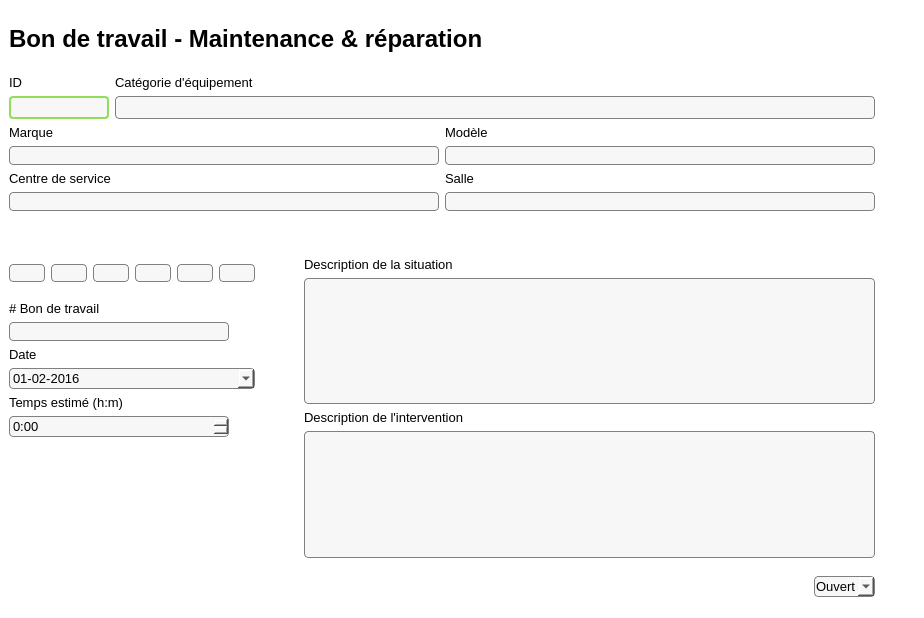
First picture: the form in Interface/FenêtresEnUI/BdT3.ui, repository ProjetPC2/SIMM2.0-DEV, before the edit.
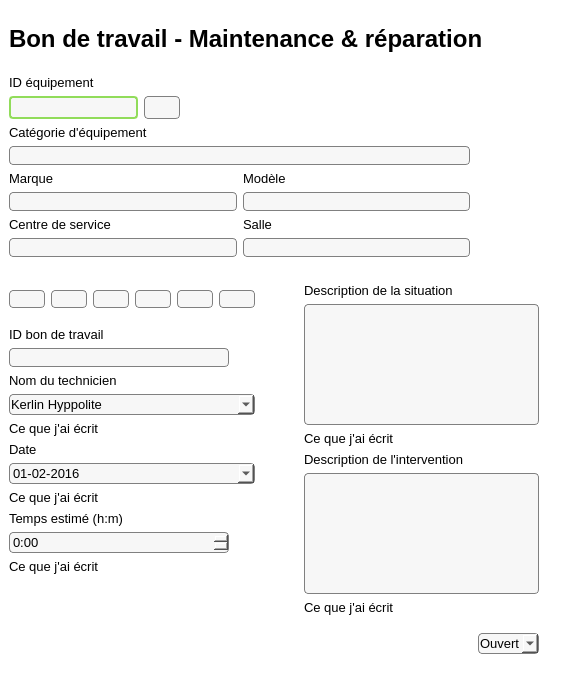
Second picture: the form after the edit. Icons and pictures are not drawn.

Commit message:
Modif fentre ui Bdt
Mise en évidence ID

```diff
--- a/Interface/FenêtresEnUI/BdT3.ui
+++ b/Interface/FenêtresEnUI/BdT3.ui
@@ -9,8 +9,8 @@
    <rect>
     <x>0</x>
     <y>0</y>
-    <width>924</width>
-    <height>618</height>
+    <width>588</width>
+    <height>675</height>
    </rect>
   </property>
   <property name="maximumSize">
@@ -19,6 +19,11 @@
     <height>16777215</height>
    </size>
   </property>
+  <property name="font">
+   <font>
+    <pointsize>10</pointsize>
+   </font>
+  </property>
   <property name="windowTitle">
    <string>MainWindow</string>
   </property>
@@ -56,6 +61,14 @@
 border: 1px solid gray;
 border-radius: 4px;
 background:rgb(247,247,247)
+}
+
+QComboBox {
+padding: 1px;
+border-style: solid;
+border: 1px solid gray;
+border-radius: 4px;
+background:rgb(247,247,247)
 }</string>
   </property>
   <property name="iconSize">
@@ -152,26 +165,74 @@
      <layout class="QHBoxLayout" name="horizontalLayout_2">
       <item>
        <layout class="QVBoxLayout" name="verticalLayout_6">
+        <item>
+         <widget class="QLabel" name="label_ID">
+          <property name="font">
+           <font>
+            <pointsize>10</pointsize>
+           </font>
+          </property>
+          <property name="text">
+           <string>ID équipement</string>
+          </property>
+         </widget>
+        </item>
         <item>
          <layout class="QGridLayout" name="gridLayout_2">
-          <item row="0" column="2">
-           <widget class="QLabel" name="labelCategorieEquip">
-            <property name="font">
-             <font>
-              <pointsize>10</pointsize>
-             </font>
+          <item row="1" column="3">
+           <spacer name="horizontalSpacer_4">
+            <property name="orientation">
+             <enum>Qt::Horizontal</enum>
+            </property>
+            <property name="sizeType">
+             <enum>QSizePolicy::Maximum</enum>
+            </property>
+            <property name="sizeHint" stdset="0">
+             <size>
+              <width>290</width>
+              <height>20</height>
+             </size>
+            </property>
+           </spacer>
+          </item>
+          <item row="1" column="2">
+           <widget class="QPushButton" name="boutonActualiser">
+            <property name="maximumSize">
+             <size>
+              <width>160</width>
+              <height>120</height>
+             </size>
+            </property>
+            <property name="cursor">
+             <cursorShape>PointingHandCursor</cursorShape>
             </property>
             <property name="text">
-             <string>Catégorie d'équipement</string>
+             <string/>
+            </property>
+            <property name="icon">
+             <iconset>
+              <normaloff>../Images/actualize-arrows-couple-in-circle.png</normaloff>../Images/actualize-arrows-couple-in-circle.png</iconset>
+            </property>
+            <property name="iconSize">
+             <size>
+              <width>30</width>
+              <height>30</height>
+             </size>
             </property>
            </widget>
           </item>
-          <item row="1" column="1">
+          <item row="1" column="0">
            <widget class="QLineEdit" name="lineEditID">
+            <property name="sizePolicy">
+             <sizepolicy hsizetype="Expanding" vsizetype="Minimum">
+              <horstretch>0</horstretch>
+              <verstretch>0</verstretch>
+             </sizepolicy>
+            </property>
             <property name="maximumSize">
              <size>
-              <width>100</width>
-              <height>16777215</height>
+              <width>160</width>
+              <height>25</height>
              </size>
             </property>
             <property name="font">
@@ -191,15 +252,29 @@
             </property>
            </widget>
           </item>
-          <item row="1" column="2">
-           <widget class="QLabel" name="labelEcritureCatEquip">
-            <property name="font">
-             <font>
-              <pointsize>10</pointsize>
-             </font>
-            </property>
-            <property name="styleSheet">
-             <string notr="true"> QLabel{
+         </layout>
+        </item>
+        <item>
+         <widget class="QLabel" name="labelCategorieEquip">
+          <property name="font">
+           <font>
+            <pointsize>10</pointsize>
+           </font>
+          </property>
+          <property name="text">
+           <string>Catégorie d'équipement</string>
+          </property>
+         </widget>
+        </item>
+        <item>
+         <widget class="QLabel" name="labelEcritureCatEquip">
+          <property name="font">
+           <font>
+            <pointsize>10</pointsize>
+           </font>
+          </property>
+          <property name="styleSheet">
+           <string notr="true"> QLabel{
 padding: 1px;
 border-style: solid;
 border: 1px solid gray;
@@ -209,25 +284,11 @@
 }
 
 </string>
-            </property>
-            <property name="text">
-             <string/>
-            </property>
-           </widget>
-          </item>
-          <item row="0" column="1">
-           <widget class="QLabel" name="label_ID">
-            <property name="font">
-             <font>
-              <pointsize>10</pointsize>
-             </font>
-            </property>
-            <property name="text">
-             <string>ID</string>
-            </property>
-           </widget>
-          </item>
-         </layout>
+          </property>
+          <property name="text">
+           <string/>
+          </property>
+         </widget>
         </item>
         <item>
          <layout class="QGridLayout" name="gridLayout">
@@ -384,12 +445,12 @@
          <enum>Qt::Horizontal</enum>
         </property>
         <property name="sizeType">
-         <enum>QSizePolicy::Minimum</enum>
+         <enum>QSizePolicy::Expanding</enum>
         </property>
         <property name="sizeHint" stdset="0">
          <size>
-          <width>40</width>
-          <height>20</height>
+          <width>30</width>
+          <height>40</height>
          </size>
         </property>
        </spacer>
@@ -407,7 +468,7 @@
       <property name="sizeHint" stdset="0">
        <size>
         <width>20</width>
-        <height>40</height>
+        <height>20</height>
        </size>
       </property>
      </spacer>
@@ -437,12 +498,9 @@
           <item>
            <layout class="QHBoxLayout" name="horizontalLayout_3">
             <item>
-             <widget class="QPushButton" name="boutonAjout">
-              <property name="maximumSize">
-               <size>
-                <width>50</width>
-                <height>180</height>
-               </size>
+             <widget class="QPushButton" name="boutonAjoutBDT">
+              <property name="cursor">
+               <cursorShape>PointingHandCursor</cursorShape>
               </property>
               <property name="text">
                <string/>
@@ -453,8 +511,8 @@
               </property>
               <property name="iconSize">
                <size>
-                <width>30</width>
-                <height>30</height>
+                <width>35</width>
+                <height>35</height>
                </size>
               </property>
              </widget>
@@ -609,7 +667,7 @@
              </font>
             </property>
             <property name="text">
-             <string># Bon de travail</string>
+             <string>ID bon de travail</string>
             </property>
            </widget>
           </item>
@@ -642,6 +700,53 @@
             </property>
            </widget>
           </item>
+          <item>
+           <widget class="QLabel" name="labelNomTechnicien">
+            <property name="font">
+             <font>
+              <pointsize>10</pointsize>
+             </font>
+            </property>
+            <property name="text">
+             <string>Nom du technicien</string>
+            </property>
+           </widget>
+          </item>
+          <item>
+           <widget class="QComboBox" name="comboBoxNomTech">
+            <property name="font">
+             <font>
+              <pointsize>10</pointsize>
+             </font>
+            </property>
+            <property name="styleSheet">
+             <string notr="true"/>
+            </property>
+            <item>
+             <property name="text">
+              <string>Kerlin Hyppolite</string>
+             </property>
+            </item>
+           </widget>
+          </item>
+          <item>
+           <widget class="QLabel" name="labelCacheNomTech">
+            <property name="sizePolicy">
+             <sizepolicy hsizetype="Preferred" vsizetype="Preferred">
+              <horstretch>0</horstretch>
+              <verstretch>0</verstretch>
+             </sizepolicy>
+            </property>
+            <property name="font">
+             <font>
+              <pointsize>10</pointsize>
+             </font>
+            </property>
+            <property name="text">
+             <string>Ce que j'ai écrit</string>
+            </property>
+           </widget>
+          </item>
           <item>
            <widget class="QLabel" name="labelDate">
             <property name="font">
@@ -711,6 +816,18 @@
             </property>
            </widget>
           </item>
+          <item>
+           <widget class="QLabel" name="labelCacheDate">
+            <property name="font">
+             <font>
+              <pointsize>10</pointsize>
+             </font>
+            </property>
+            <property name="text">
+             <string>Ce que j'ai écrit</string>
+            </property>
+           </widget>
+          </item>
           <item>
            <widget class="QLabel" name="labelTempsEstime">
             <property name="font">
@@ -756,6 +873,18 @@
             </property>
            </widget>
           </item>
+          <item>
+           <widget class="QLabel" name="labelCacheTemps">
+            <property name="font">
+             <font>
+              <pointsize>10</pointsize>
+             </font>
+            </property>
+            <property name="text">
+             <string>Ce que j'ai écrit</string>
+            </property>
+           </widget>
+          </item>
           <item>
            <spacer name="verticalSpacer_3">
             <property name="orientation">
@@ -821,6 +950,18 @@
           </property>
          </widget>
         </item>
+        <item>
+         <widget class="QLabel" name="labelCacheDescSit">
+          <property name="font">
+           <font>
+            <pointsize>10</pointsize>
+           </font>
+          </property>
+          <property name="text">
+           <string>Ce que j'ai écrit</string>
+          </property>
+         </widget>
+        </item>
         <item>
          <spacer name="verticalSpacer_5">
           <property name="orientation">
@@ -867,6 +1008,18 @@
           </property>
          </widget>
         </item>
+        <item>
+         <widget class="QLabel" name="labelCacheDescInt">
+          <property name="font">
+           <font>
+            <pointsize>10</pointsize>
+           </font>
+          </property>
+          <property name="text">
+           <string>Ce que j'ai écrit</string>
+          </property>
+         </widget>
+        </item>
         <item>
          <layout class="QHBoxLayout" name="horizontalLayout_9">
           <item>
@@ -890,13 +1043,7 @@
              </font>
             </property>
             <property name="styleSheet">
-             <string notr="true">QComboBox {
-padding: 1px;
-border-style: solid;
-border: 1px solid gray;
-border-radius: 4px;
-background:rgb(247,247,247)
-}</string>
+             <string notr="true"/>
             </property>
             <item>
              <property name="text">
```
The commit also changes 1 other file.
